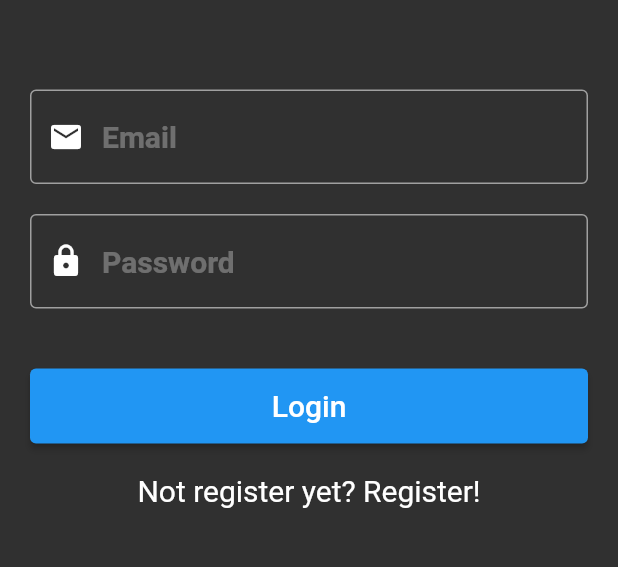
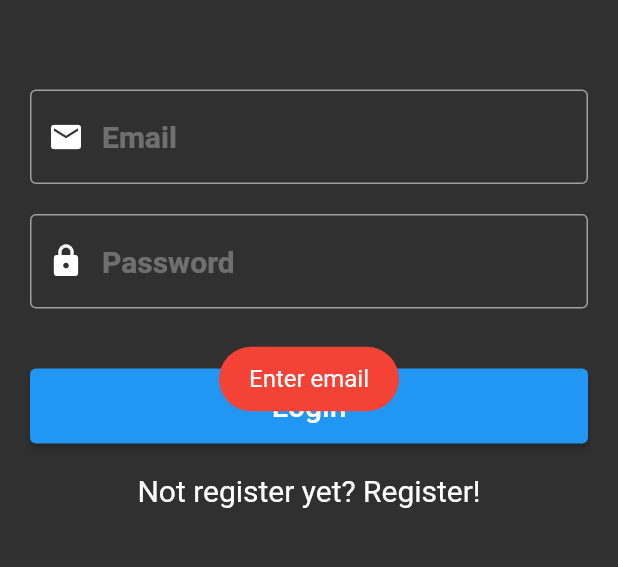
Before and after one commit to DoomHopes/todo_list_app, a Flutter app: the screen it shows after launch, after a tap on "Login", on a phone screen of 412 x 824 dp, the part 239-806 px from its top. Run offline on Flutter 3.47's test engine with Material 2 defaults, Android fonts, the phone set to English and light mode, and no system bars; our stand-ins replace firebase_auth, firebase_core, fluttertoast; accounts and stored records are empty.

Commit message:
add validation

```diff
--- a/lib/pages/authorization_page.dart
+++ b/lib/pages/authorization_page.dart
@@ -18,6 +18,9 @@ class _AuthorizationPageState extends State<AuthorizationPage> {
   bool _showLogin = true;
 
   AuthService _service = AuthService();
+
+  final emailValid = RegExp(
+      r"^[a-zA-Z0-9.a-zA-Z0-9.!#$%&'*+-/=?^_`{|}~]+@[a-zA-Z0-9]+\.[a-zA-Z]+");
 
   @override
   Widget build(BuildContext context) {
@@ -115,8 +118,31 @@ class _AuthorizationPageState extends State<AuthorizationPage> {
       _email = _emailController.text;
       _password = _passwordController.text;
 
-      // change validation
-      if (_email.isEmpty || _password.isEmpty) return;
+      if (!emailValid.hasMatch(_email)) {
+        Fluttertoast.showToast(
+          msg: "Enter email",
+          toastLength: Toast.LENGTH_SHORT,
+          gravity: ToastGravity.CENTER,
+          timeInSecForIosWeb: 1,
+          backgroundColor: Colors.red,
+          textColor: Colors.white,
+          fontSize: 16.0,
+        );
+        return;
+      }
+
+      if (_password.isEmpty) {
+        Fluttertoast.showToast(
+          msg: "Enter password",
+          toastLength: Toast.LENGTH_SHORT,
+          gravity: ToastGravity.CENTER,
+          timeInSecForIosWeb: 1,
+          backgroundColor: Colors.red,
+          textColor: Colors.white,
+          fontSize: 16.0,
+        );
+        return;
+      }
 
       UserModel user = await _service.signInWithEmailAndPass(
           _email.trim(), _password.trim());
@@ -141,8 +167,31 @@ class _AuthorizationPageState extends State<AuthorizationPage> {
       _email = _emailController.text;
       _password = _passwordController.text;
 
-      // change validation
-      if (_email.isEmpty || _password.isEmpty) return;
+      if (_password.isEmpty || _email.isEmpty) {
+        Fluttertoast.showToast(
+          msg: "Enter date",
+          toastLength: Toast.LENGTH_SHORT,
+          gravity: ToastGravity.CENTER,
+          timeInSecForIosWeb: 1,
+          backgroundColor: Colors.red,
+          textColor: Colors.white,
+          fontSize: 16.0,
+        );
+        return;
+      }
+
+      if (!emailValid.hasMatch(_email)) {
+        Fluttertoast.showToast(
+          msg: "Enter email",
+          toastLength: Toast.LENGTH_SHORT,
+          gravity: ToastGravity.CENTER,
+          timeInSecForIosWeb: 1,
+          backgroundColor: Colors.red,
+          textColor: Colors.white,
+          fontSize: 16.0,
+        );
+        return;
+      }
 
       UserModel user = await _service.registerWithEmailAndPass(
           _email.trim(), _password.trim());
```
